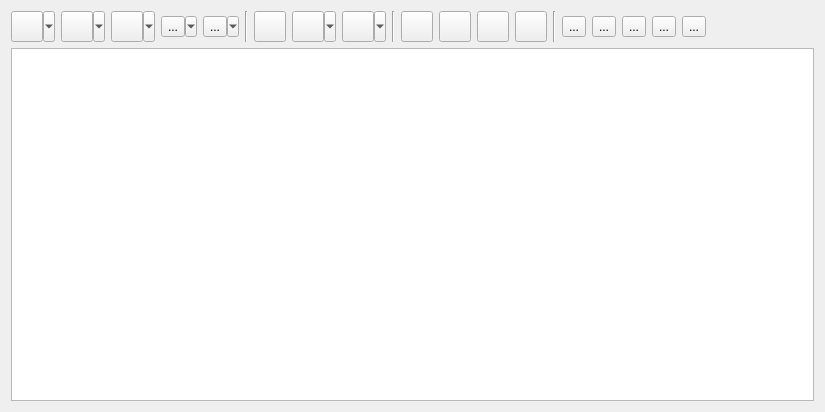
First picture: the form in metgem_app/ui/widgets/metadata/nodes.ui, repository metgem/metgem, before the edit.
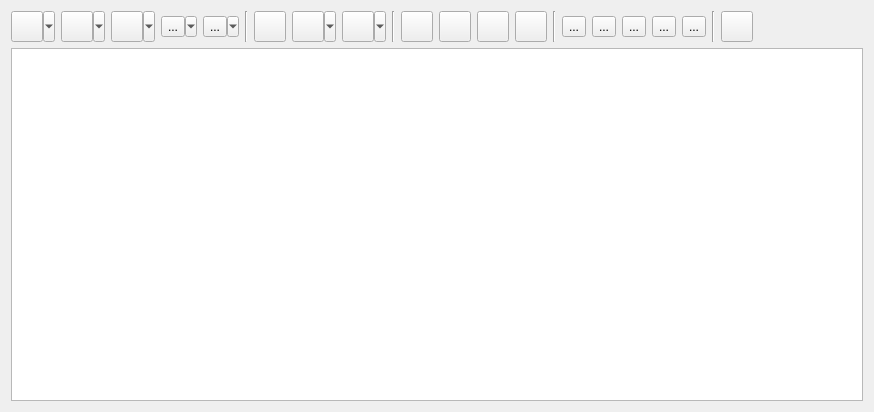
Second picture: the form after the edit. Icons and pictures are not drawn. Custom widgets are drawn as their Qt base class.

Commit message: Add tool to filter metadata rows based on spectra data

Patch:
```diff
--- a/metgem_app/ui/widgets/metadata/nodes.ui
+++ b/metgem_app/ui/widgets/metadata/nodes.ui
@@ -6,7 +6,7 @@
    <rect>
     <x>0</x>
     <y>0</y>
-    <width>825</width>
+    <width>874</width>
     <height>412</height>
    </rect>
   </property>
@@ -419,6 +419,42 @@
        </property>
       </widget>
      </item>
+     <item>
+      <widget class="Line" name="line_4">
+       <property name="orientation">
+        <enum>Qt::Vertical</enum>
+       </property>
+      </widget>
+     </item>
+     <item>
+      <widget class="QToolButton" name="btFilter">
+       <property name="toolTip">
+        <string>Filter nodes</string>
+       </property>
+       <property name="statusTip">
+        <string>Filters nodes</string>
+       </property>
+       <property name="text">
+        <string/>
+       </property>
+       <property name="icon">
+        <iconset resource="../../ui.qrc">
+         <normaloff>:/icons/images/filter.svg</normaloff>:/icons/images/filter.svg</iconset>
+       </property>
+       <property name="iconSize">
+        <size>
+         <width>24</width>
+         <height>24</height>
+        </size>
+       </property>
+       <property name="popupMode">
+        <enum>QToolButton::DelayedPopup</enum>
+       </property>
+       <property name="autoRaise">
+        <bool>false</bool>
+       </property>
+      </widget>
+     </item>
      <item>
       <spacer name="horizontalSpacer">
        <property name="orientation">
```
Left out of the diff: 15 changed lines with no effect on the pictures. The commit also changes 9 other files.
